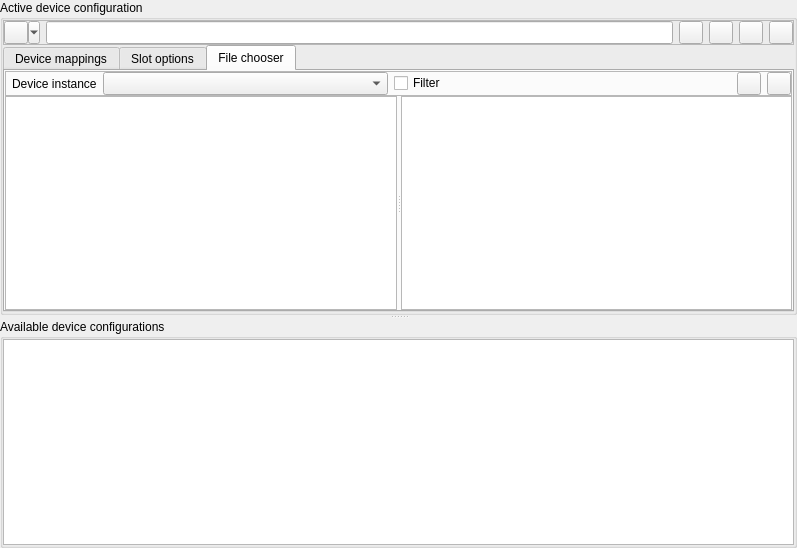
qmc2/qmc2-mame-fe, file messdevcfg.ui: the form before one commit.
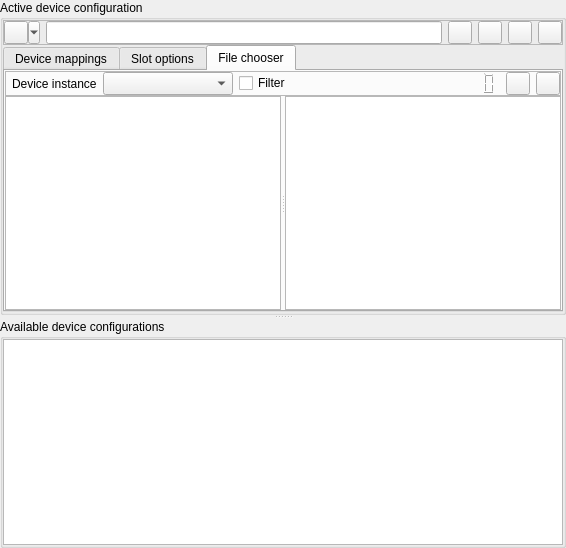
The form after the commit. The open tabs and pages were chosen to show the change. Icons and pictures are not drawn.

Diff of the .ui file:
```diff
--- a/messdevcfg.ui
+++ b/messdevcfg.ui
@@ -7,7 +7,7 @@
    <rect>
     <x>0</x>
     <y>0</y>
-    <width>797</width>
+    <width>566</width>
     <height>548</height>
    </rect>
   </property>
@@ -409,6 +409,28 @@
                 </property>
                </spacer>
               </item>
+              <item>
+               <widget class="QLCDNumber" name="lcdNumberFileCounter">
+                <property name="toolTip">
+                 <string>Number of files</string>
+                </property>
+                <property name="statusTip">
+                 <string>Number of files</string>
+                </property>
+                <property name="frameShape">
+                 <enum>QFrame::NoFrame</enum>
+                </property>
+                <property name="numDigits">
+                 <number>6</number>
+                </property>
+                <property name="digitCount">
+                 <number>6</number>
+                </property>
+                <property name="segmentStyle">
+                 <enum>QLCDNumber::Outline</enum>
+                </property>
+               </widget>
+              </item>
               <item>
                <widget class="QToolButton" name="toolButtonChooserPlay">
                 <property name="sizePolicy">
```
